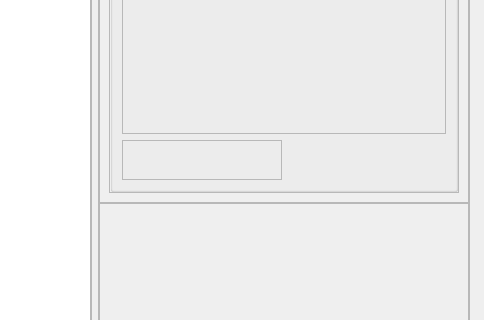
Above: gui/uis/pages/main_pages.ui from almogze/PSI before the change; both pictures show x 578 to 1062 and y 257 to 577 of the 1062 by 888 pixel window. Below: the same form after it.
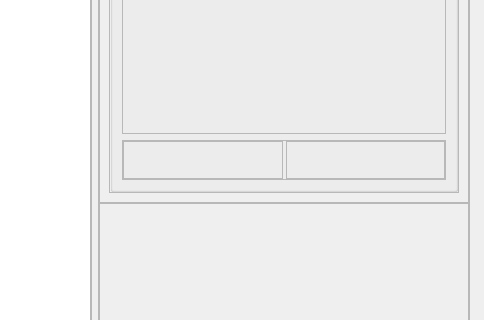
That is the form after the change. Custom widgets are drawn as their Qt base class.

What changed in the file:
```diff
--- a/gui/uis/pages/main_pages.ui
+++ b/gui/uis/pages/main_pages.ui
@@ -750,7 +750,7 @@
                        <widget class="QFrame" name="frame_47">
                         <property name="maximumSize">
                          <size>
-                          <width>160</width>
+                          <width>16777215</width>
                           <height>40</height>
                          </size>
                         </property>
@@ -760,7 +760,77 @@
                         <property name="frameShadow">
                          <enum>QFrame::Raised</enum>
                         </property>
-                        <layout class="QHBoxLayout" name="calculate_atom_number_btn_layout"/>
+                        <layout class="QHBoxLayout" name="horizontalLayout_12" stretch="0,0">
+                         <property name="spacing">
+                          <number>3</number>
+                         </property>
+                         <property name="leftMargin">
+                          <number>0</number>
+                         </property>
+                         <property name="topMargin">
+                          <number>0</number>
+                         </property>
+                         <property name="rightMargin">
+                          <number>0</number>
+                         </property>
+                         <property name="bottomMargin">
+                          <number>0</number>
+                         </property>
+                         <item>
+                          <widget class="QFrame" name="frame_49">
+                           <property name="frameShape">
+                            <enum>QFrame::StyledPanel</enum>
+                           </property>
+                           <property name="frameShadow">
+                            <enum>QFrame::Raised</enum>
+                           </property>
+                           <layout class="QHBoxLayout" name="absorption_imaging_layout">
+                            <property name="spacing">
+                             <number>0</number>
+                            </property>
+                            <property name="leftMargin">
+                             <number>0</number>
+                            </property>
+                            <property name="topMargin">
+                             <number>0</number>
+                            </property>
+                            <property name="rightMargin">
+                             <number>0</number>
+                            </property>
+                            <property name="bottomMargin">
+                             <number>0</number>
+                            </property>
+                           </layout>
+                          </widget>
+                         </item>
+                         <item>
+                          <widget class="QFrame" name="frame_48">
+                           <property name="frameShape">
+                            <enum>QFrame::StyledPanel</enum>
+                           </property>
+                           <property name="frameShadow">
+                            <enum>QFrame::Raised</enum>
+                           </property>
+                           <layout class="QHBoxLayout" name="flouracence_imaging_layout">
+                            <property name="spacing">
+                             <number>0</number>
+                            </property>
+                            <property name="leftMargin">
+                             <number>0</number>
+                            </property>
+                            <property name="topMargin">
+                             <number>0</number>
+                            </property>
+                            <property name="rightMargin">
+                             <number>0</number>
+                            </property>
+                            <property name="bottomMargin">
+                             <number>0</number>
+                            </property>
+                           </layout>
+                          </widget>
+                         </item>
+                        </layout>
                        </widget>
                       </item>
                      </layout>
```
